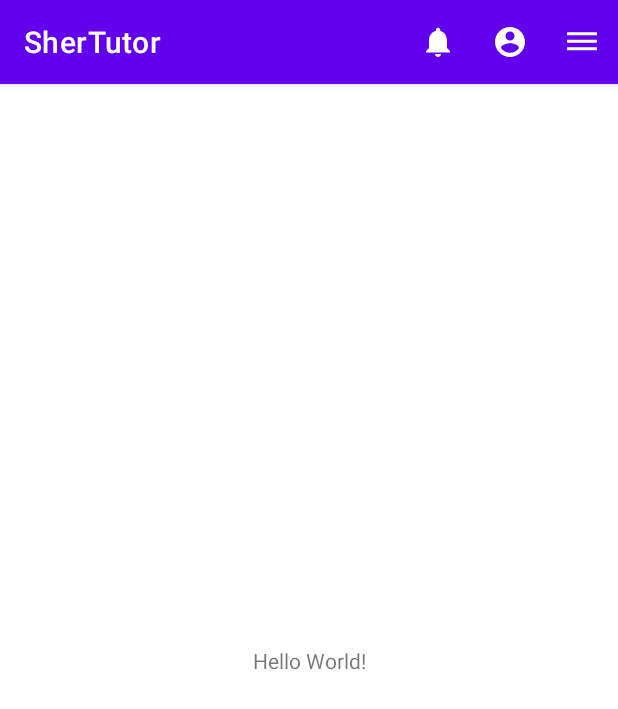
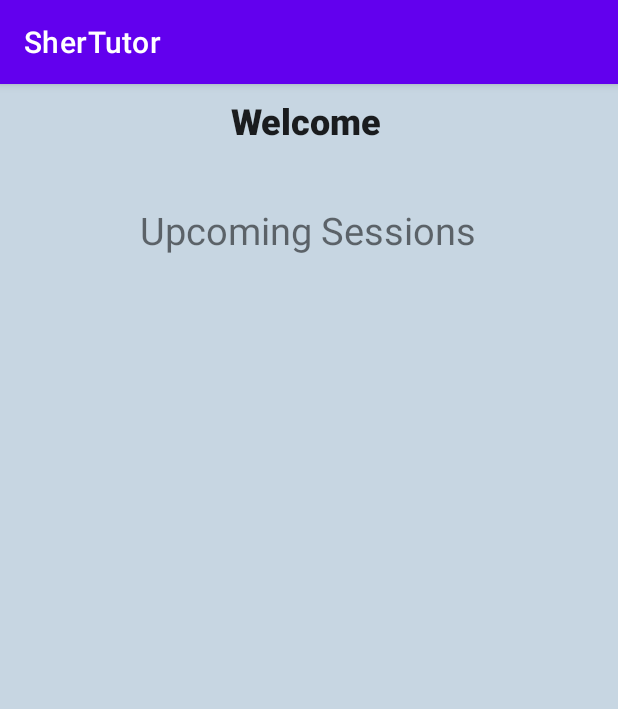
Before and after one commit to shahvard/Capstone, an Android app: the screen it shows after launch (MainActivity before the commit, StudentHomePage after it), on a phone screen of 412 x 824 dp. Shown: the top 709 px of the screen. Run offline under Robolectric (Android 15) with nearby library versions, the phone set to English and light mode, and no system bars.

Commit message:
Student Home Page created

```diff
--- a/app/src/main/AndroidManifest.xml
+++ b/app/src/main/AndroidManifest.xml
@@ -10,6 +10,9 @@
         android:supportsRtl="true"
         android:theme="@style/Theme.SherTutor">
         <activity
+            android:name=".StudentHomePage"
+            android:exported="false" />
+        <activity
             android:name=".MainActivity"
             android:exported="true">
             <intent-filter>
--- a/app/src/main/java/sheridancollege/proWarriors/MainActivity.kt
+++ b/app/src/main/java/sheridancollege/proWarriors/MainActivity.kt
@@ -1,5 +1,6 @@
 package sheridancollege.proWarriors
 
+import android.content.Intent
 import androidx.appcompat.app.AppCompatActivity
 import android.os.Bundle
 import android.view.Menu
@@ -10,6 +11,8 @@ class MainActivity : AppCompatActivity() {
         setContentView(R.layout.activity_main)
 
 
+        var intent = Intent(this, StudentHomePage::class.java)
+        startActivity(intent)
     }
     override fun onCreateOptionsMenu(menu: Menu?): Boolean {
         val inflator = menuInflater
--- /dev/null
+++ b/app/src/main/java/sheridancollege/proWarriors/StudentHomePage.kt
@@ -0,0 +1,11 @@
+package sheridancollege.proWarriors
+
+import androidx.appcompat.app.AppCompatActivity
+import android.os.Bundle
+
+class StudentHomePage : AppCompatActivity() {
+    override fun onCreate(savedInstanceState: Bundle?) {
+        super.onCreate(savedInstanceState)
+        setContentView(R.layout.activity_student_home_page)
+    }
+}
--- /dev/null
+++ b/app/src/main/res/layout/activity_student_home_page.xml
@@ -0,0 +1,35 @@
+<?xml version="1.0" encoding="utf-8"?>
+<androidx.constraintlayout.widget.ConstraintLayout xmlns:android="http://schemas.android.com/apk/res/android"
+    xmlns:app="http://schemas.android.com/apk/res-auto"
+    xmlns:tools="http://schemas.android.com/tools"
+    android:layout_width="match_parent"
+    android:layout_height="match_parent"
+    android:background="#4A40739C"
+    tools:context=".StudentHomePage">
+
+    <TextView
+        android:id="@+id/sessionsList"
+        android:layout_width="411dp"
+        android:layout_height="230dp"
+        android:layout_marginTop="80dp"
+        android:maxLines="10"
+        android:minLines="1"
+        android:text="Upcoming Sessions"
+        android:textAlignment="center"
+        android:textSize="25sp"
+        app:layout_constraintStart_toStartOf="parent"
+        app:layout_constraintTop_toTopOf="parent" />
+
+    <TextView
+        android:id="@+id/headingView"
+        android:layout_width="413dp"
+        android:layout_height="29dp"
+        android:layout_marginTop="8dp"
+        android:fontFamily="sans-serif-black"
+        android:text="Welcome "
+        android:textAlignment="center"
+        android:textAppearance="@style/TextAppearance.AppCompat.Large"
+        android:textSize="24sp"
+        app:layout_constraintStart_toStartOf="parent"
+        app:layout_constraintTop_toTopOf="parent" />
+</androidx.constraintlayout.widget.ConstraintLayout>
```
